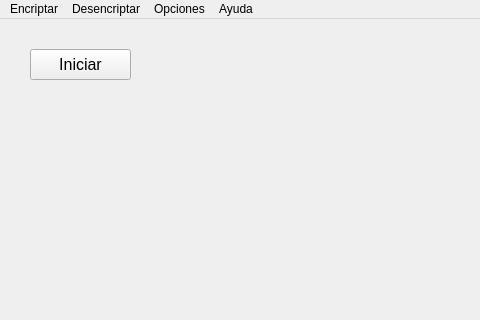
First picture: the form in views/FrmMenu.ui, repository LuisAbdielRivera/encriptarQT, before the edit; both pictures show x 0 to 480 and y 0 to 320 of the 637 by 470 pixel window.
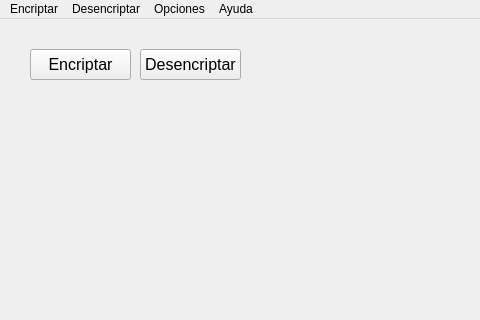
Second picture: the form after the edit.

Patch:
```diff
--- a/views/FrmMenu.ui
+++ b/views/FrmMenu.ui
@@ -30,7 +30,26 @@
      </font>
     </property>
     <property name="text">
-     <string>Iniciar</string>
+     <string>Encriptar</string>
+    </property>
+   </widget>
+   <widget class="QPushButton" name="btnDesencriptar">
+    <property name="geometry">
+     <rect>
+      <x>140</x>
+      <y>30</y>
+      <width>101</width>
+      <height>31</height>
+     </rect>
+    </property>
+    <property name="font">
+     <font>
+      <family>Arial</family>
+      <pointsize>12</pointsize>
+     </font>
+    </property>
+    <property name="text">
+     <string>Desencriptar</string>
     </property>
    </widget>
   </widget>
```
Left out of the diff: 2 changed lines with no effect on the pictures.
